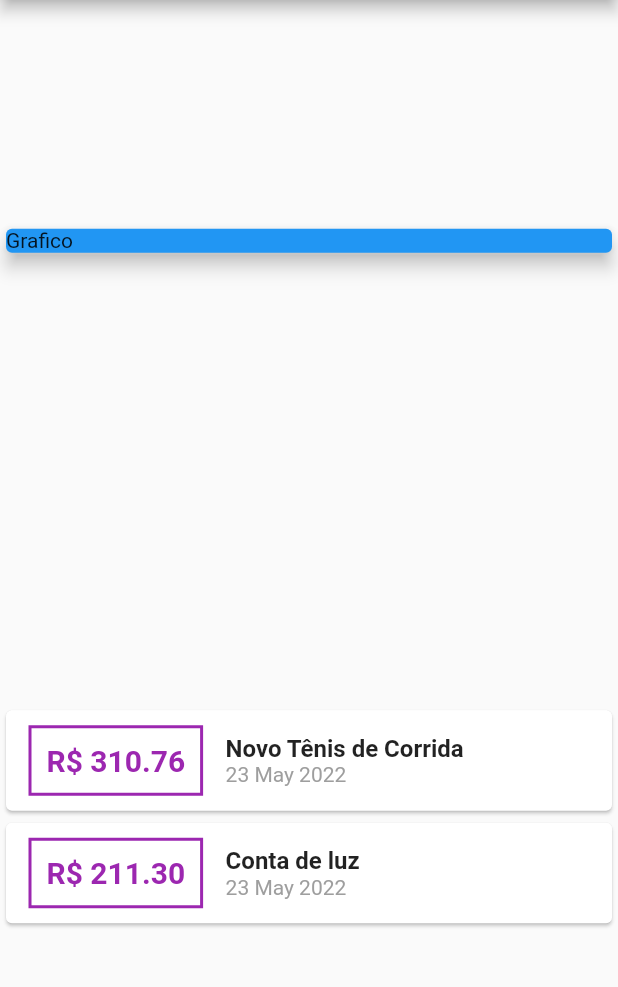
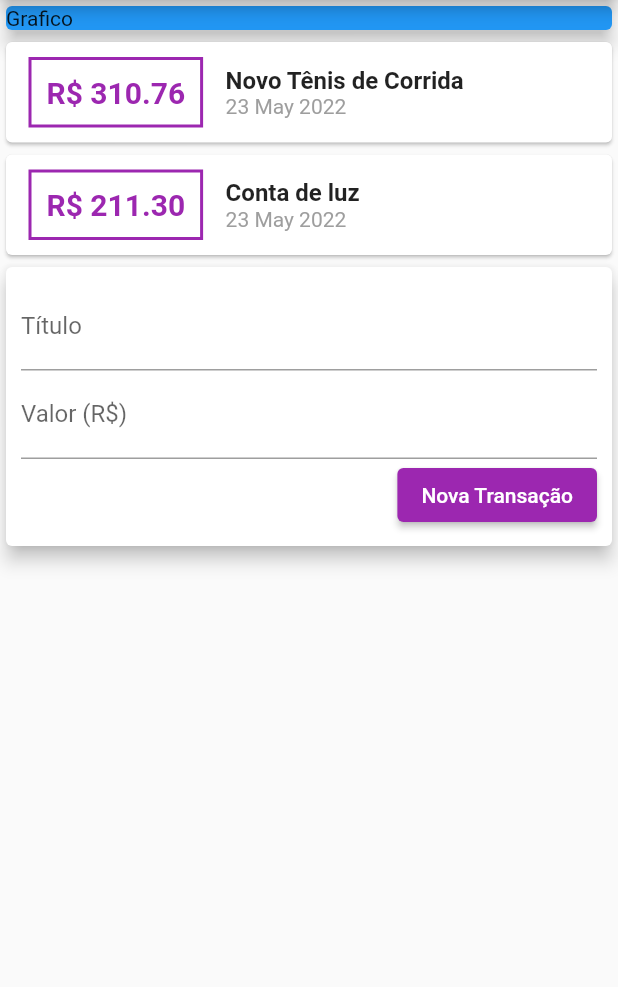
Before and after one commit to adejar12/flutter, a Flutter app: the screen it shows after launch, on a phone screen of 412 x 824 dp, the part 84-1071 px from its top. Run offline on Flutter 3.47's test engine with Material 2 defaults, Android fonts, the phone set to English and light mode, and no system bars.

Commit message:
feat: adding textField

```diff
--- a/despesas/lib/main.dart
+++ b/despesas/lib/main.dart
@@ -35,10 +35,7 @@ class MyHomePage extends StatelessWidget {
       appBar: AppBar(
         title: Text('Despesas Pessoais'),
       ),
-      body: Column(
-          crossAxisAlignment: CrossAxisAlignment.stretch,
-          mainAxisAlignment: MainAxisAlignment.spaceAround,
-          children: [
+      body: Column(crossAxisAlignment: CrossAxisAlignment.stretch, children: [
         Container(
           child: Card(
             color: Colors.blue,
@@ -51,8 +48,7 @@ class MyHomePage extends StatelessWidget {
             return Card(
               child: Row(children: [
                 Container(
-                      margin:
-                          EdgeInsets.symmetric(horizontal: 15, vertical: 10),
+                  margin: EdgeInsets.symmetric(horizontal: 15, vertical: 10),
                   decoration: BoxDecoration(
                     border: Border.all(
                       color: Colors.purple,
@@ -69,9 +65,7 @@ class MyHomePage extends StatelessWidget {
                     ),
                   ),
                 ),
-                    Column(
-                        crossAxisAlignment: CrossAxisAlignment.start,
-                        children: [
+                Column(crossAxisAlignment: CrossAxisAlignment.start, children: [
                   Text(tr.title,
                       style: const TextStyle(
                         fontWeight: FontWeight.bold,
@@ -85,6 +79,33 @@ class MyHomePage extends StatelessWidget {
               ]),
             );
           }).toList(),
+        ),
+        Card(
+          elevation: 5,
+          child: Container(
+            margin: const EdgeInsets.all(10),
+            child: Column(children: [
+              const TextField(
+                decoration: InputDecoration(labelText: 'Título'),
+              ),
+              const TextField(
+                decoration: InputDecoration(labelText: 'Valor (R\$)'),
+              ),
+              Row(
+                mainAxisAlignment: MainAxisAlignment.end,
+                children: [
+                  ElevatedButton(
+                    onPressed: () {},
+                    child: const Text('Nova Transação'),
+                    style: ElevatedButton.styleFrom(
+                      primary: Colors.purple,
+                      onPrimary: Colors.white,
+                    ),
+                  ),
+                ],
+              ),
+            ]),
+          ),
         )
       ]),
     );
```
Lines whose indentation alone changed are shown as unchanged.
